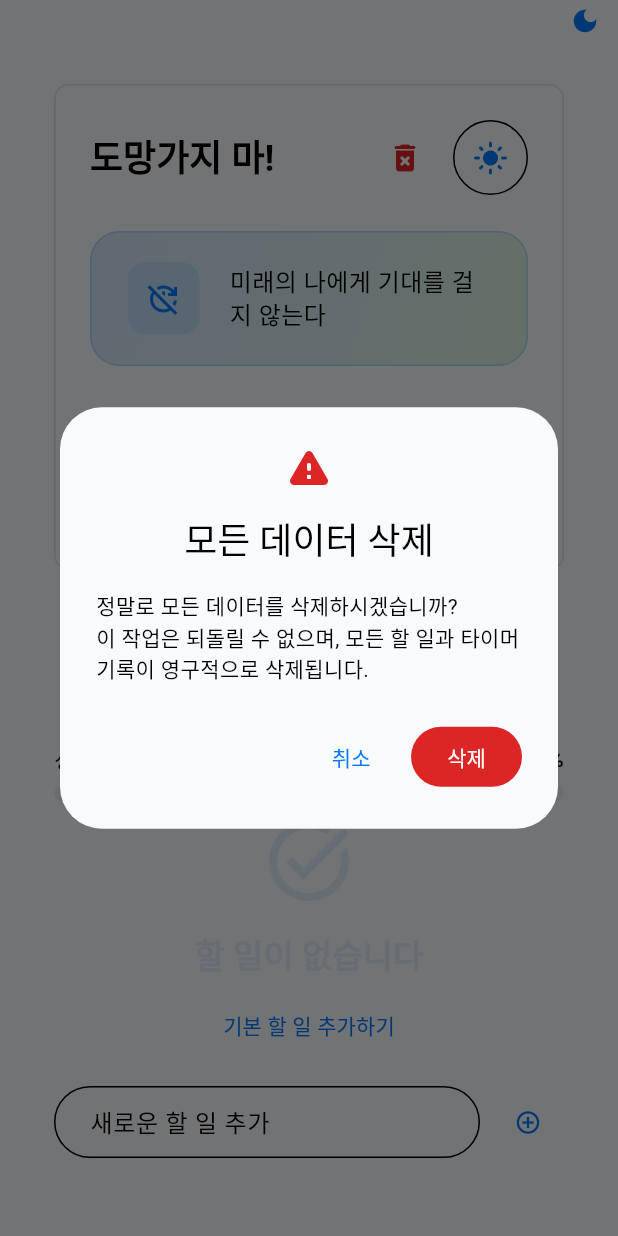
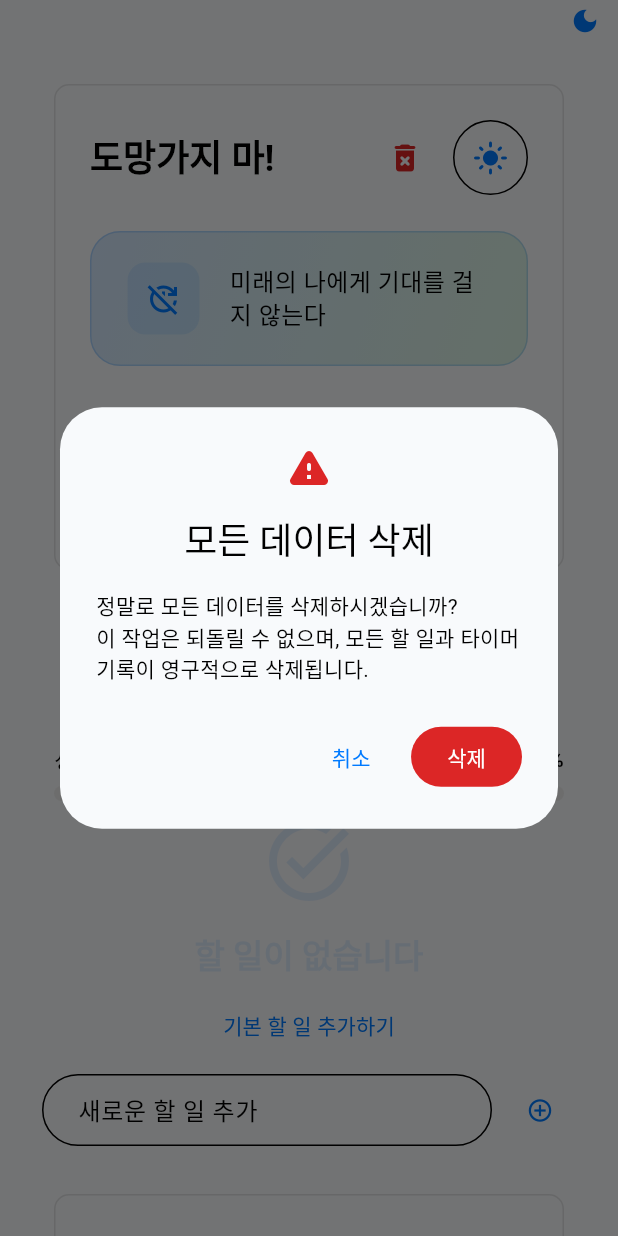
Before and after one commit to djchang-hdj/focus, a Flutter app: the screen it shows after launch, after a tap on the "delete forever" icon, on a phone screen of 412 x 824 dp. Run offline on Flutter 3.47's test engine with Material 3 defaults, Android fonts, the light colour scheme and no system bars; our stand-ins replace shared_preferences; missing offline and left inert: dart:html.

```diff
--- a/lib/main.dart
+++ b/lib/main.dart
@@ -165,7 +165,7 @@
                         const AppHeader(),
                         const SizedBox(height: 20),
                         TaskList(onTimerStart: scrollToTimer),
-                        const SizedBox(height: 32),
+                        const SizedBox(height: 16),
                         FocusTimer(key: _timerKey),
                         const SizedBox(height: 32),
                         // 금기사항 섹션
--- a/lib/widgets/focus_timer.dart
+++ b/lib/widgets/focus_timer.dart
@@ -25,7 +25,7 @@
       ..strokeCap = StrokeCap.round;
 
     final center = Offset(size.width / 2, size.height);
-    final radius = (size.height - paint.strokeWidth / 2) * 0.7;
+    final radius = (size.height - paint.strokeWidth / 2) * 0.6;
 
     // 배경 반원
     paint.color = colorScheme.surfaceContainerHighest;
@@ -128,7 +128,7 @@
             ),
           ),
           child: Padding(
-            padding: const EdgeInsets.all(24.0),
+            padding: const EdgeInsets.all(16.0),
             child: Column(
               mainAxisSize: MainAxisSize.min,
               children: [
@@ -136,24 +136,24 @@
                 if (timerProvider.status != TimerStatus.initial)
                   _buildCurrentWorkInfo(context, timerProvider),
 
-                const SizedBox(height: 24),
+                const SizedBox(height: 16),
 
                 // 타이머 원형 프로그레스
                 _buildTimerProgress(context, timerProvider, minutes, seconds),
 
-                const SizedBox(height: 24),
+                const SizedBox(height: 16),
 
                 // 작업 제목 입력 필드와 컨트롤 버튼들
                 _buildControls(context, timerProvider),
 
-                const SizedBox(height: 24),
+                const SizedBox(height: 16),
 
                 // 시간 조절 버튼들
                 _buildDurationAdjuster(context, timerProvider),
 
                 // 타이머 기록
                 if (timerProvider.records.isNotEmpty) ...[
-                  const SizedBox(height: 32),
+                  const SizedBox(height: 24),
                   _buildTimerRecords(context, timerProvider),
                 ],
               ],
--- a/lib/widgets/task_list.dart
+++ b/lib/widgets/task_list.dart
@@ -621,7 +621,7 @@
 
   Widget _buildAddTaskField(BuildContext context, TaskProvider taskProvider) {
     return Container(
-      padding: const EdgeInsets.all(16.0),
+      padding: const EdgeInsets.all(8.0),
       child: Row(
         children: [
           Expanded(
```
Also changed, not shown: 2 other files.
